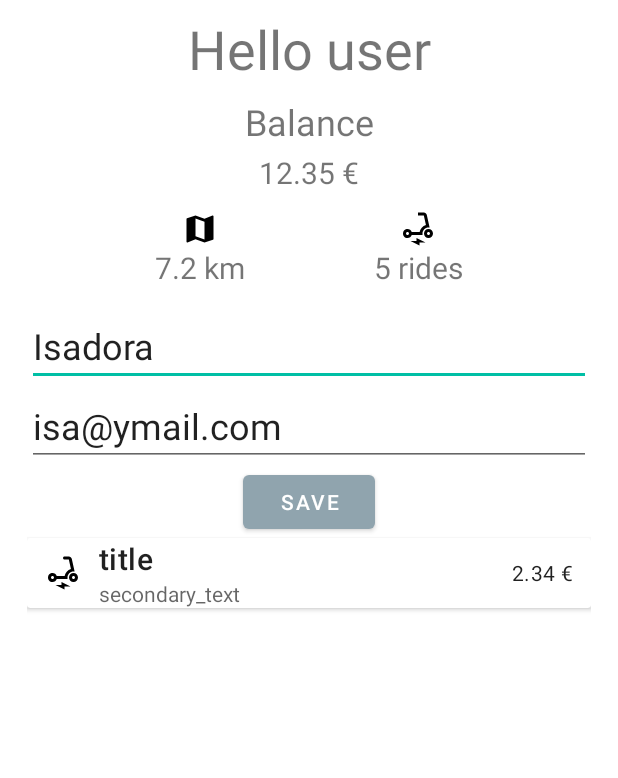
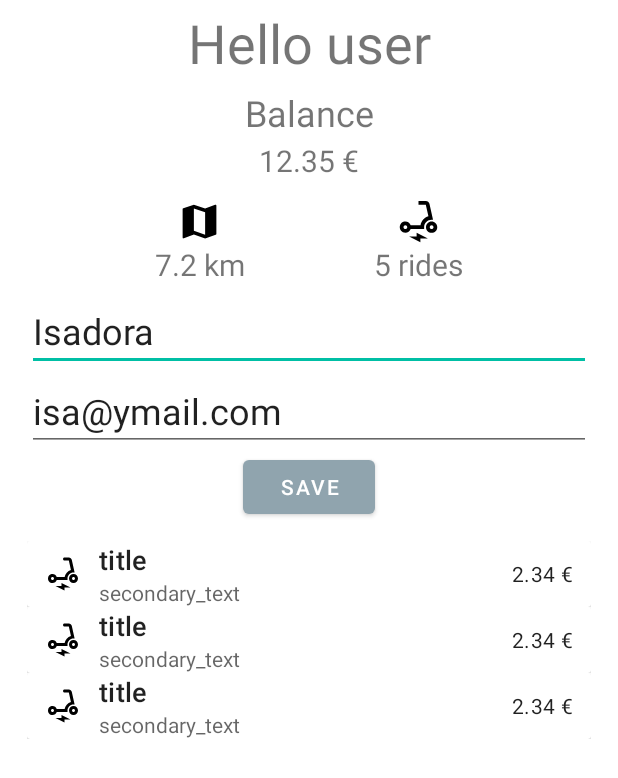
Before and after one commit to flisadora/icm-android-91322, an Android app: the layout activity_user_details.xml on its own in the app's theme, with its tools: preview values and no code run, on a phone screen of 412 x 824 dp. Shown: the top 778 px of the screen. Run offline under Robolectric (Android 15) with nearby library versions, the phone set to English and light mode, and no system bars.

Commit message:
layout with RecyclerView for item Ride

```diff
--- a/project/app/src/main/java/deti/icm/trotinet/ui/UserDetails.kt
+++ b/project/app/src/main/java/deti/icm/trotinet/ui/UserDetails.kt
@@ -10,6 +10,8 @@ import deti.icm.trotinet.database.AppDatabase
 import deti.icm.trotinet.model.Ride
 import deti.icm.trotinet.model.User
 import java.time.LocalDateTime
+import java.time.format.DateTimeFormatter
+import java.time.format.FormatStyle
 
 class UserDetails : AppCompatActivity() {
 
@@ -27,7 +29,7 @@ class UserDetails : AppCompatActivity() {
         val user = users[0]
         //appDao.addRide(Ride(0L, users[0].uid,2800.0, 2.34,"Rua Dr. João de Moura 2, Aveiro", "Universidade de Aveiro, 3810-193 Aveiro", LocalDateTime.now()))
         //appDao.addRide(Ride(0L, users[0].uid,1700.0, 1.81,"Universidade de Aveiro, 3810-193 Aveiro", "Forum Aveiro, 3810-064 Aveiro", LocalDateTime.now()))
-        appDao.addRide(Ride(0L, users[0].uid,1100.0, 1.53,"Forum Aveiro, 3810-064 Aveiro", "Salinas de Aveiro, 3800-180 Aveiro", LocalDateTime.now()))
+        //appDao.addRide(Ride(0L, users[0].uid,1100.0, 1.53,"Forum Aveiro, 3810-064 Aveiro", "Salinas de Aveiro, 3800-180 Aveiro", LocalDateTime.now()))
         val rides = appDao.getAllRides()
         val userRides = appDao.loadUserRides(users[0].uid)
         //val userRides = appDao.getUserRides()
@@ -68,8 +70,8 @@ class UserDetails : AppCompatActivity() {
         val tv_date = findViewById<TextView>(R.id.user_details_ride_date)
         val tv_cost = findViewById<TextView>(R.id.user_details_ride_cost)
 
-        tv_route.text = rides[0].endRoute
-        tv_date.text = rides[0].date.toString()
+        tv_route.text = rides[1].endRoute
+        tv_date.text = rides[0].date?.format(DateTimeFormatter.ofLocalizedDateTime(FormatStyle.LONG, FormatStyle.SHORT)).toString()
         tv_cost.text = rides[0].cost.toString() + " €"
 
     }
--- /dev/null
+++ b/project/app/src/main/res/drawable/ic_electric_scooter_30.xml
@@ -0,0 +1,7 @@
+<vector android:height="30dp" android:tint="#000000"
+    android:viewportHeight="24" android:viewportWidth="24"
+    android:width="30dp" xmlns:android="http://schemas.android.com/apk/res/android">
+    <path android:fillColor="@android:color/white" android:pathData="M7.82,16H15v-1c0,-2.21 1.79,-4 4,-4h0.74l-1.9,-8.44C17.63,1.65 16.82,1 15.89,1H12v2h3.89l1.4,6.25c0,0 -0.01,0 -0.01,0c-2.16,0.65 -3.81,2.48 -4.19,4.75H7.82c-0.48,-1.34 -1.86,-2.24 -3.42,-1.94c-1.18,0.23 -2.13,1.2 -2.35,2.38C1.7,16.34 3.16,18 5,18C6.3,18 7.4,17.16 7.82,16zM5,16c-0.55,0 -1,-0.45 -1,-1s0.45,-1 1,-1s1,0.45 1,1S5.55,16 5,16z"/>
+    <path android:fillColor="@android:color/white" android:pathData="M19,12c-1.66,0 -3,1.34 -3,3s1.34,3 3,3s3,-1.34 3,-3S20.66,12 19,12zM19,16c-0.55,0 -1,-0.45 -1,-1s0.45,-1 1,-1s1,0.45 1,1S19.55,16 19,16z"/>
+    <path android:fillColor="@android:color/white" android:pathData="M11,20l-4,0l6,3l0,-2l4,0l-6,-3z"/>
+</vector>
--- a/project/app/src/main/res/drawable/ic_baseline_map_24.xml
+++ b/project/app/src/main/res/drawable/ic_map_30.xml
@@ -1,5 +1,5 @@
-<vector android:height="24dp" android:tint="#000000"
+<vector android:height="30dp" android:tint="#000000"
     android:viewportHeight="24" android:viewportWidth="24"
-    android:width="24dp" xmlns:android="http://schemas.android.com/apk/res/android">
+    android:width="30dp" xmlns:android="http://schemas.android.com/apk/res/android">
     <path android:fillColor="@android:color/white" android:pathData="M20.5,3l-0.16,0.03L15,5.1 9,3 3.36,4.9c-0.21,0.07 -0.36,0.25 -0.36,0.48V20.5c0,0.28 0.22,0.5 0.5,0.5l0.16,-0.03L9,18.9l6,2.1 5.64,-1.9c0.21,-0.07 0.36,-0.25 0.36,-0.48V3.5c0,-0.28 -0.22,-0.5 -0.5,-0.5zM15,19l-6,-2.11V5l6,2.11V19z"/>
 </vector>
--- a/project/app/src/main/res/layout/activity_user_details.xml
+++ b/project/app/src/main/res/layout/activity_user_details.xml
@@ -12,7 +12,7 @@
         android:id="@+id/user_details_greetings"
         android:layout_width="wrap_content"
         android:layout_height="wrap_content"
-        android:layout_marginTop="8dp"
+        android:layout_marginTop="4dp"
         android:text="Hello user"
         android:textSize="36dp"
         app:layout_constraintEnd_toEndOf="parent"
@@ -23,7 +23,7 @@
         android:id="@+id/user_details_balance_text"
         android:layout_width="wrap_content"
         android:layout_height="wrap_content"
-        android:layout_marginTop="8dp"
+        android:layout_marginTop="6dp"
         android:text="Balance"
         android:textSize="24dp"
         app:layout_constraintEnd_toEndOf="parent"
@@ -34,7 +34,7 @@
         android:id="@+id/user_details_balance"
         android:layout_width="wrap_content"
         android:layout_height="wrap_content"
-        android:layout_marginTop="4dp"
+        android:layout_marginTop="2dp"
         android:text="12.35 €"
         android:textSize="20dp"
         app:layout_constraintEnd_toEndOf="parent"
@@ -46,7 +46,7 @@
         android:layout_width="wrap_content"
         android:layout_height="wrap_content"
         android:layout_marginTop="12dp"
-        android:drawableTop="@drawable/ic_baseline_map_24"
+        android:drawableTop="@drawable/ic_map_30"
         android:text="7.2 km"
         android:textSize="20dp"
         app:layout_constraintEnd_toStartOf="@+id/user_details_rides"
@@ -59,7 +59,7 @@
         android:layout_width="wrap_content"
         android:layout_height="wrap_content"
         android:layout_marginTop="12dp"
-        android:drawableTop="@drawable/ic_baseline_electric_scooter_24"
+        android:drawableTop="@drawable/ic_electric_scooter_30"
         android:text="5 rides"
         android:textSize="20dp"
         app:layout_constraintEnd_toEndOf="parent"
@@ -71,9 +71,10 @@
         android:id="@+id/user_details_name"
         android:layout_width="match_parent"
         android:layout_height="wrap_content"
-        android:layout_marginTop="12dp"
+        android:layout_marginTop="4dp"
         android:hint="name"
         android:inputType="textPersonName"
+        android:digits="abcdefghijklmnopqrstuvwxyzABCDEFGHIJKLMNOPQRSTUVWXYZ"
         android:text="Isadora"
         android:textSize="24dp"
         app:layout_constraintEnd_toEndOf="parent"
@@ -85,7 +86,6 @@
         android:id="@+id/user_details_email"
         android:layout_width="match_parent"
         android:layout_height="wrap_content"
-        android:digits="abcdefghijklmnopqrstuvwxyzABCDEFGHIJKLMNOPQRSTUVWXYZ"
         android:hint="email"
         android:inputType="textEmailAddress"
         android:text="isa@ymail.com"
@@ -104,80 +104,18 @@
         app:layout_constraintStart_toStartOf="parent"
         app:layout_constraintTop_toBottomOf="@id/user_details_email" />
 
-    <!--
+
     <androidx.recyclerview.widget.RecyclerView
         android:id="@+id/recycleview"
         android:layout_width="wrap_content"
-        android:layout_height="match_parent"
+        android:layout_height="wrap_content"
+        android:layout_marginTop="12dp"
+        tools:listitem="@layout/ride_item"
+        app:layout_constraintEnd_toEndOf="parent"
+        app:layout_constraintStart_toStartOf="parent"
+        app:layout_constraintTop_toBottomOf="@id/user_details_save"
         tools:ignore="MissingConstraints">
     </androidx.recyclerview.widget.RecyclerView>
-    -->
-
-    <androidx.cardview.widget.CardView
-        android:layout_width="match_parent"
-        android:layout_height="wrap_content"
-        app:layout_constraintTop_toBottomOf="@id/user_details_save"
-        app:layout_constraintStart_toStartOf="parent"
-        app:layout_constraintEnd_toEndOf="parent"
-        tools:ignore="MissingConstraints">
-
-        <RelativeLayout
-            android:layout_width="match_parent"
-            android:layout_height="wrap_content"
-            android:orientation="horizontal"
-            tools:ignore="MissingConstraints">
-
-            <ImageView
-                android:id="@+id/user_details_ride_icon"
-                android:layout_width="24dp"
-                android:layout_height="24dp"
-                android:layout_marginHorizontal="12dp"
-                app:srcCompat="@drawable/ic_round_electric_scooter_24"
-                android:outlineSpotShadowColor="@color/bluegray_light"
-                android:outlineAmbientShadowColor="@color/bluegray_light"
-                android:layout_alignParentStart="true"
-                android:layout_centerInParent="true"
-                tools:ignore="MissingConstraints" />
-
-            <androidx.appcompat.widget.LinearLayoutCompat
-                android:id="@+id/user_details_card_vertical_items"
-                android:layout_width="wrap_content"
-                android:layout_height="wrap_content"
-                android:orientation="vertical"
-                android:layout_toEndOf="@id/user_details_ride_icon"
-                android:layout_toStartOf="@id/user_details_ride_cost"
-                android:layout_centerInParent="true"
-                tools:ignore="MissingConstraints">
-                <TextView
-                    android:id="@+id/user_details_ride_route"
-                    android:layout_width="wrap_content"
-                    android:layout_height="wrap_content"
-                    android:text="title"
-                    android:maxLines="1"
-                    android:textAppearance="?attr/textAppearanceHeadline6"
-                    tools:ignore="MissingConstraints" />
-
-               <TextView
-                   android:id="@+id/user_details_ride_date"
-                   android:layout_width="wrap_content"
-                   android:layout_height="wrap_content"
-                   android:text="secondary_text"
-                   android:textColor="?android:attr/textColorSecondary" />
-            </androidx.appcompat.widget.LinearLayoutCompat>
-
-            <TextView
-                android:id="@+id/user_details_ride_cost"
-                android:layout_width="wrap_content"
-                android:layout_height="wrap_content"
-                android:layout_marginHorizontal="12dp"
-                android:text="2.34 €"
-                android:textAppearance="?attr/textAppearanceBody2"
-                android:textColor="?android:attr/textColorPrimary"
-                android:layout_alignParentRight="true"
-                android:layout_centerInParent="true"
-                tools:ignore="MissingConstraints" />
-        </RelativeLayout>
-    </androidx.cardview.widget.CardView>
 
 
 
--- /dev/null
+++ b/project/app/src/main/res/layout/ride_item.xml
@@ -0,0 +1,78 @@
+<?xml version="1.0" encoding="utf-8"?>
+<androidx.constraintlayout.widget.ConstraintLayout xmlns:android="http://schemas.android.com/apk/res/android"
+    android:layout_width="match_parent"
+    android:layout_height="wrap_content "
+    xmlns:app="http://schemas.android.com/apk/res-auto"
+    xmlns:tools="http://schemas.android.com/tools">
+
+
+    <androidx.cardview.widget.CardView
+        android:layout_width="match_parent"
+        android:layout_height="wrap_content"
+        app:layout_constraintStart_toStartOf="parent"
+        app:layout_constraintEnd_toEndOf="parent"
+        tools:ignore="MissingConstraints">
+
+        <RelativeLayout
+            android:layout_width="match_parent"
+            android:layout_height="wrap_content"
+            android:orientation="horizontal"
+            tools:ignore="MissingConstraints">
+
+            <ImageView
+                android:id="@+id/user_details_ride_icon"
+                android:layout_width="24dp"
+                android:layout_height="24dp"
+                android:layout_marginHorizontal="12dp"
+                app:srcCompat="@drawable/ic_round_electric_scooter_24"
+                android:outlineSpotShadowColor="@color/bluegray_light"
+                android:outlineAmbientShadowColor="@color/bluegray_light"
+                android:layout_alignParentStart="true"
+                android:layout_centerInParent="true"
+                tools:ignore="MissingConstraints" />
+
+            <androidx.appcompat.widget.LinearLayoutCompat
+                android:id="@+id/user_details_card_vertical_items"
+                android:layout_width="wrap_content"
+                android:layout_height="wrap_content"
+                android:layout_centerInParent="true"
+                android:layout_toStartOf="@id/user_details_ride_cost"
+                android:layout_toEndOf="@id/user_details_ride_icon"
+                android:orientation="vertical"
+                tools:ignore="MissingConstraints">
+
+                <TextView
+                    android:id="@+id/user_details_ride_route"
+                    android:layout_width="wrap_content"
+                    android:layout_height="wrap_content"
+                    android:maxLines="1"
+                    android:text="title"
+                    android:textAppearance="?attr/textAppearanceHeadline6"
+                    android:textSize="18dp"
+                    tools:ignore="MissingConstraints" />
+
+                <TextView
+                    android:id="@+id/user_details_ride_date"
+                    android:layout_width="wrap_content"
+                    android:layout_height="wrap_content"
+                    android:text="secondary_text"
+                    android:textColor="?android:attr/textColorSecondary" />
+            </androidx.appcompat.widget.LinearLayoutCompat>
+
+            <TextView
+                android:id="@+id/user_details_ride_cost"
+                android:layout_width="wrap_content"
+                android:layout_height="wrap_content"
+                android:layout_marginHorizontal="12dp"
+                android:text="2.34 €"
+                android:textAppearance="?attr/textAppearanceBody2"
+                android:textColor="?android:attr/textColorPrimary"
+                android:layout_alignParentRight="true"
+                android:layout_centerInParent="true"
+                tools:ignore="MissingConstraints" />
+        </RelativeLayout>
+    </androidx.cardview.widget.CardView>
+
+
+
+</androidx.constraintlayout.widget.ConstraintLayout>
```
